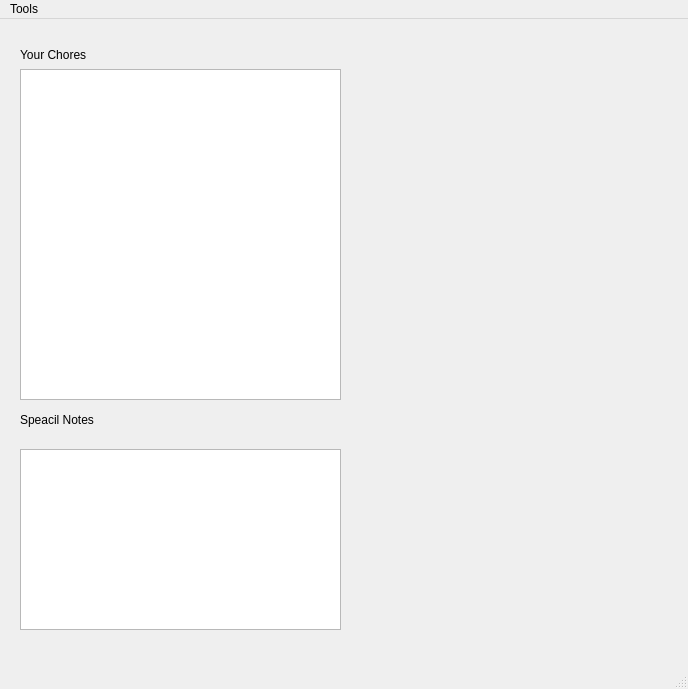
The window that final_project/views/main.ui (Monte42/PyQt) describes before a commit, drawn with Qt 5.
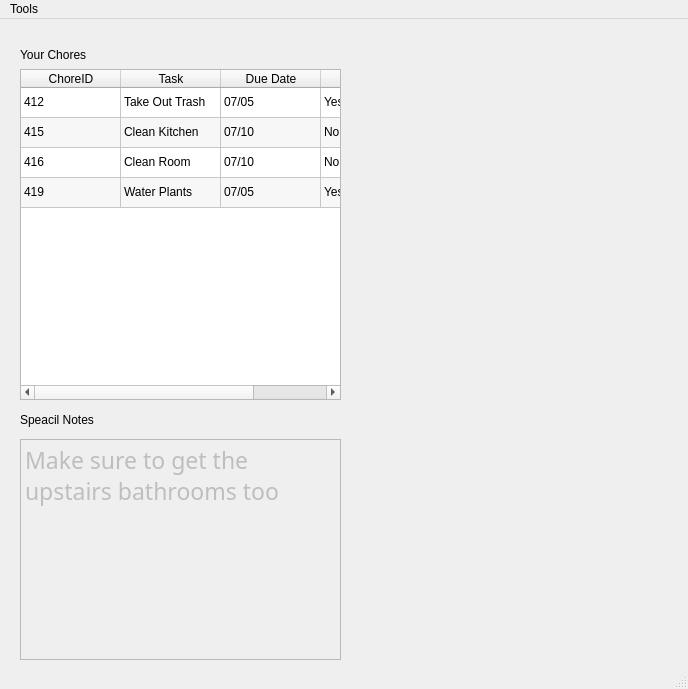
The same window after the commit.

Commit message: Final Project Styled main.py Chore List and Special notes

Patch:
```diff
--- a/final_project/views/main.ui
+++ b/final_project/views/main.ui
@@ -40,19 +40,6 @@
      <string>Speacil Notes</string>
     </property>
    </widget>
-   <widget class="QTextEdit" name="notesDisplay">
-    <property name="geometry">
-     <rect>
-      <x>20</x>
-      <y>430</y>
-      <width>321</width>
-      <height>181</height>
-     </rect>
-    </property>
-    <property name="cursor" stdset="0">
-     <cursorShape>ForbiddenCursor</cursorShape>
-    </property>
-   </widget>
    <widget class="QTableWidget" name="choreList">
     <property name="geometry">
      <rect>
@@ -61,6 +48,173 @@
       <width>321</width>
       <height>331</height>
      </rect>
+    </property>
+    <property name="tabKeyNavigation">
+     <bool>true</bool>
+    </property>
+    <property name="showDropIndicator" stdset="0">
+     <bool>true</bool>
+    </property>
+    <property name="alternatingRowColors">
+     <bool>true</bool>
+    </property>
+    <property name="showGrid">
+     <bool>true</bool>
+    </property>
+    <attribute name="verticalHeaderVisible">
+     <bool>false</bool>
+    </attribute>
+    <row>
+     <property name="text">
+      <string>1</string>
+     </property>
+    </row>
+    <row>
+     <property name="text">
+      <string>2</string>
+     </property>
+    </row>
+    <row>
+     <property name="text">
+      <string>3</string>
+     </property>
+    </row>
+    <row>
+     <property name="text">
+      <string>4</string>
+     </property>
+    </row>
+    <column>
+     <property name="text">
+      <string>ChoreID</string>
+     </property>
+    </column>
+    <column>
+     <property name="text">
+      <string>Task</string>
+     </property>
+    </column>
+    <column>
+     <property name="text">
+      <string>Due Date</string>
+     </property>
+    </column>
+    <column>
+     <property name="text">
+      <string>Completed</string>
+     </property>
+    </column>
+    <item row="0" column="0">
+     <property name="text">
+      <string>412</string>
+     </property>
+    </item>
+    <item row="0" column="1">
+     <property name="text">
+      <string>Take Out Trash</string>
+     </property>
+    </item>
+    <item row="0" column="2">
+     <property name="text">
+      <string>07/05</string>
+     </property>
+    </item>
+    <item row="0" column="3">
+     <property name="text">
+      <string>Yes</string>
+     </property>
+    </item>
+    <item row="1" column="0">
+     <property name="text">
+      <string>415</string>
+     </property>
+    </item>
+    <item row="1" column="1">
+     <property name="text">
+      <string>Clean Kitchen</string>
+     </property>
+    </item>
+    <item row="1" column="2">
+     <property name="text">
+      <string>07/10</string>
+     </property>
+    </item>
+    <item row="1" column="3">
+     <property name="text">
+      <string>No</string>
+     </property>
+    </item>
+    <item row="2" column="0">
+     <property name="text">
+      <string>416</string>
+     </property>
+    </item>
+    <item row="2" column="1">
+     <property name="text">
+      <string>Clean Room</string>
+     </property>
+    </item>
+    <item row="2" column="2">
+     <property name="text">
+      <string>07/10</string>
+     </property>
+    </item>
+    <item row="2" column="3">
+     <property name="text">
+      <string>No</string>
+     </property>
+    </item>
+    <item row="3" column="0">
+     <property name="text">
+      <string>419</string>
+     </property>
+    </item>
+    <item row="3" column="1">
+     <property name="text">
+      <string>Water Plants</string>
+     </property>
+    </item>
+    <item row="3" column="2">
+     <property name="text">
+      <string>07/05</string>
+     </property>
+    </item>
+    <item row="3" column="3">
+     <property name="text">
+      <string>Yes</string>
+     </property>
+    </item>
+   </widget>
+   <widget class="QTextEdit" name="notesDisplay">
+    <property name="enabled">
+     <bool>false</bool>
+    </property>
+    <property name="geometry">
+     <rect>
+      <x>20</x>
+      <y>420</y>
+      <width>321</width>
+      <height>221</height>
+     </rect>
+    </property>
+    <property name="font">
+     <font>
+      <family>Script</family>
+      <pointsize>17</pointsize>
+      <weight>50</weight>
+      <italic>false</italic>
+      <bold>false</bold>
+     </font>
+    </property>
+    <property name="cursor" stdset="0">
+     <cursorShape>ForbiddenCursor</cursorShape>
+    </property>
+    <property name="html">
+     <string>&lt;!DOCTYPE HTML PUBLIC &quot;-//W3C//DTD HTML 4.0//EN&quot; &quot;http://www.w3.org/TR/REC-html40/strict.dtd&quot;&gt;
+&lt;html&gt;&lt;head&gt;&lt;meta name=&quot;qrichtext&quot; content=&quot;1&quot; /&gt;&lt;style type=&quot;text/css&quot;&gt;
+p, li { white-space: pre-wrap; }
+&lt;/style&gt;&lt;/head&gt;&lt;body style=&quot; font-family:'Script'; font-size:17pt; font-weight:400; font-style:normal;&quot;&gt;
+&lt;p style=&quot; margin-top:0px; margin-bottom:0px; margin-left:0px; margin-right:0px; -qt-block-indent:0; text-indent:0px;&quot;&gt;Make sure to get the upstairs bathrooms too&lt;/p&gt;&lt;/body&gt;&lt;/html&gt;</string>
     </property>
    </widget>
   </widget>
```
The commit also changes 5 other files.
